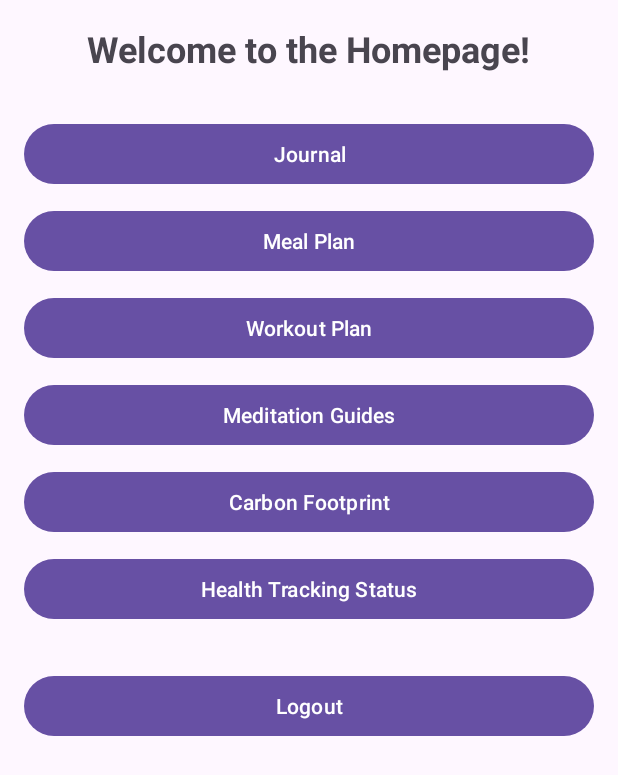
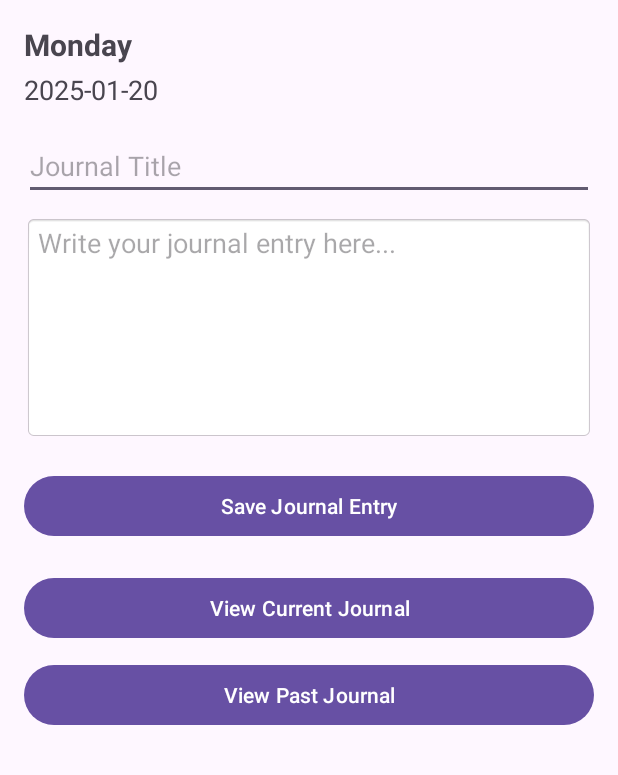
Before and after one commit to amirzach/MindBodyEarthMK3, an Android app: the HomePageActivity screen opened directly, with no data from a screen before it, after a tap on "Journal", on a phone screen of 412 x 824 dp. Shown: the top 775 px of the screen. Run offline under Robolectric (Android 15) with nearby library versions, the phone set to English and light mode, and no system bars; our stand-ins replace Room's generated code.

Commit message:
Added Journal

```diff
--- a/app/src/main/java/com/example/mindbodyearthmk3/database/AppDatabase.java
+++ b/app/src/main/java/com/example/mindbodyearthmk3/database/AppDatabase.java
@@ -6,21 +6,20 @@ import androidx.room.RoomDatabase;
 import android.content.Context;
 
 // Specify the database entities and version
-@Database(entities = {User.class}, version = 1, exportSchema = false)
+@Database(entities = {User.class, Days.class, JournalEntry.class}, version = 3, exportSchema = false)
 public abstract class AppDatabase extends RoomDatabase {
 
-    // Singleton instance of the database
     private static volatile AppDatabase instance;
 
-    // Abstract method to access the DAO
     public abstract UserDao userDao();
+    public abstract DaysDao daysDao();
+    public abstract JournalEntryDao journalEntryDao();
 
-    // Singleton method to get the database instance
     public static synchronized AppDatabase getInstance(Context context) {
         if (instance == null) {
             instance = Room.databaseBuilder(context.getApplicationContext(),
-                            AppDatabase.class, "user_database")
-                    .fallbackToDestructiveMigration() // Automatically recreate the database if migrations are not defined
+                            AppDatabase.class, "app_database")
+                    .fallbackToDestructiveMigration()
                     .build();
         }
         return instance;
--- /dev/null
+++ b/app/src/main/java/com/example/mindbodyearthmk3/database/DaysDao.java
@@ -0,0 +1,19 @@
+package com.example.mindbodyearthmk3.database;
+
+import androidx.room.Dao;
+import androidx.room.Insert;
+import androidx.room.Query;
+import java.util.List;
+
+@Dao
+public interface DaysDao {
+
+    @Insert
+    void insert(Days day);
+
+    @Query("SELECT * FROM days WHERE date = :date LIMIT 1")
+    Days findByDate(String date);
+
+    @Query("SELECT * FROM days")
+    List<Days> getAllDays();
+}
--- /dev/null
+++ b/app/src/main/java/com/example/mindbodyearthmk3/database/JournalEntryDao.java
@@ -0,0 +1,25 @@
+package com.example.mindbodyearthmk3.database;
+
+import androidx.room.Dao;
+import androidx.room.Insert;
+import androidx.room.Query;
+import java.util.List;
+
+@Dao
+public interface JournalEntryDao {
+
+    @Insert
+    void insert(JournalEntry journalEntry);
+
+    @Query("SELECT * FROM journal_entries WHERE dayId = :dayId")
+    List<JournalEntry> findByDayId(int dayId);
+
+    @Query("SELECT * FROM journal_entries WHERE dayId IN (SELECT dayId FROM days WHERE date = :date)")
+    List<JournalEntry> findByDate(String date);
+
+    @Query("SELECT * FROM journal_entries WHERE dayId IN (SELECT dayId FROM days WHERE date < :currentDate)")
+    List<JournalEntry> findPastEntries(String currentDate);
+
+    @Query("SELECT * FROM journal_entries")
+    List<JournalEntry> getAllEntries();
+}
--- a/app/src/main/java/com/example/mindbodyearthmk3/ui/JournalActivity.java
+++ b/app/src/main/java/com/example/mindbodyearthmk3/ui/JournalActivity.java
@@ -1,4 +1,118 @@
 package com.example.mindbodyearthmk3.ui;
 
-public class JournalActivity {
+import android.os.Bundle;
+import android.widget.EditText;
+import android.widget.TextView;
+import android.widget.Toast;
+import androidx.appcompat.app.AppCompatActivity;
+import com.example.mindbodyearthmk3.R;
+import com.example.mindbodyearthmk3.database.AppDatabase;
+import com.example.mindbodyearthmk3.database.Days;
+import com.example.mindbodyearthmk3.database.JournalEntry;
+
+import java.text.SimpleDateFormat;
+import java.util.Date;
+import java.util.List;
+import java.util.Locale;
+import java.util.concurrent.ExecutorService;
+import java.util.concurrent.Executors;
+
+public class JournalActivity extends AppCompatActivity {
+    private final ExecutorService executorService = Executors.newSingleThreadExecutor();
+
+    @Override
+    protected void onCreate(Bundle savedInstanceState) {
+        super.onCreate(savedInstanceState);
+        setContentView(R.layout.activity_journal);
+
+        TextView tvDay = findViewById(R.id.tvDay);
+        TextView tvDate = findViewById(R.id.tvDate);
+        EditText etTitle = findViewById(R.id.etJournalTitle);
+        EditText etContent = findViewById(R.id.etJournalContent);
+
+        // Get the current day and date
+        SimpleDateFormat dayFormat = new SimpleDateFormat("EEEE", Locale.getDefault());
+        SimpleDateFormat dateFormat = new SimpleDateFormat("yyyy-MM-dd", Locale.getDefault());
+        String currentDay = dayFormat.format(new Date());
+        String currentDate = dateFormat.format(new Date());
+
+        tvDay.setText(currentDay);
+        tvDate.setText(currentDate);
+
+        AppDatabase db = AppDatabase.getInstance(this);
+
+        // Save journal entry
+        findViewById(R.id.btnSaveJournal).setOnClickListener(view -> {
+            String title = etTitle.getText().toString().trim();
+            String content = etContent.getText().toString().trim();
+
+            if (title.isEmpty() || content.isEmpty()) {
+                Toast.makeText(this, "Please enter title and content.", Toast.LENGTH_SHORT).show();
+                return;
+            }
+
+            executorService.execute(() -> {
+                try {
+                    Days day = db.daysDao().findByDate(currentDate);
+                    if (day == null) {
+                        day = new Days(currentDay, currentDate);
+                        db.daysDao().insert(day);
+                        day = db.daysDao().findByDate(currentDate); // Fetch again to get the ID
+                    }
+
+                    JournalEntry entry = new JournalEntry(day.getDayId(), title, content);
+                    db.journalEntryDao().insert(entry);
+
+                    runOnUiThread(() -> Toast.makeText(this, "Journal entry saved.", Toast.LENGTH_SHORT).show());
+                } catch (Exception e) {
+                    e.printStackTrace();
+                    runOnUiThread(() -> Toast.makeText(this, "Error saving journal.", Toast.LENGTH_SHORT).show());
+                }
+            });
+        });
+
+        // View current day's journals
+        findViewById(R.id.btnViewCurrentJournal).setOnClickListener(view -> {
+            executorService.execute(() -> {
+                try {
+                    List<JournalEntry> entries = db.journalEntryDao().findByDate(currentDate);
+                    runOnUiThread(() -> {
+                        if (entries != null && !entries.isEmpty()) {
+                            Toast.makeText(this, "Found " + entries.size() + " entries for today.", Toast.LENGTH_SHORT).show();
+                        } else {
+                            Toast.makeText(this, "No entries for today.", Toast.LENGTH_SHORT).show();
+                        }
+                    });
+                } catch (Exception e) {
+                    e.printStackTrace();
+                    runOnUiThread(() -> Toast.makeText(this, "Error fetching today's journals.", Toast.LENGTH_SHORT).show());
+                }
+            });
+        });
+
+        // View past journals
+        findViewById(R.id.btnViewPastJournal).setOnClickListener(view -> {
+            executorService.execute(() -> {
+                try {
+                    List<JournalEntry> pastEntries = db.journalEntryDao().findPastEntries(currentDate);
+                    runOnUiThread(() -> {
+                        if (pastEntries != null && !pastEntries.isEmpty()) {
+                            Toast.makeText(this, "Found " + pastEntries.size() + " past entries.", Toast.LENGTH_SHORT).show();
+                        } else {
+                            Toast.makeText(this, "No past entries found.", Toast.LENGTH_SHORT).show();
+                        }
+                    });
+                } catch (Exception e) {
+                    e.printStackTrace();
+                    runOnUiThread(() -> Toast.makeText(this, "Error fetching past journals.", Toast.LENGTH_SHORT).show());
+                }
+            });
+        });
+    }
+
+    @Override
+    protected void onDestroy() {
+        super.onDestroy();
+        executorService.shutdown(); // Ensure the executor service is properly shut down
+    }
 }
--- /dev/null
+++ b/app/src/main/res/layout/activity_journal.xml
@@ -0,0 +1,65 @@
+<ScrollView xmlns:android="http://schemas.android.com/apk/res/android"
+    android:layout_width="match_parent"
+    android:layout_height="match_parent"
+    android:padding="16dp">
+
+    <LinearLayout
+        android:layout_width="match_parent"
+        android:layout_height="wrap_content"
+        android:orientation="vertical">
+
+        <TextView
+            android:id="@+id/tvDay"
+            android:layout_width="wrap_content"
+            android:layout_height="wrap_content"
+            android:text="Day"
+            android:textSize="20sp"
+            android:textStyle="bold"
+            android:layout_marginBottom="4dp" />
+
+        <TextView
+            android:id="@+id/tvDate"
+            android:layout_width="wrap_content"
+            android:layout_height="wrap_content"
+            android:text="Date"
+            android:textSize="18sp"
+            android:layout_marginBottom="16dp" />
+
+        <EditText
+            android:id="@+id/etJournalTitle"
+            android:layout_width="match_parent"
+            android:layout_height="wrap_content"
+            android:hint="Journal Title"
+            android:layout_marginBottom="10dp" />
+
+        <EditText
+            android:id="@+id/etJournalContent"
+            android:layout_width="match_parent"
+            android:layout_height="150dp"
+            android:hint="Write your journal entry here..."
+            android:gravity="top"
+            android:background="@android:drawable/editbox_background_normal"
+            android:layout_marginBottom="20dp" />
+
+        <Button
+            android:id="@+id/btnSaveJournal"
+            android:layout_width="match_parent"
+            android:layout_height="wrap_content"
+            android:text="Save Journal Entry"
+            android:layout_marginBottom="20dp" />
+
+        <Button
+            android:id="@+id/btnViewCurrentJournal"
+            android:layout_width="match_parent"
+            android:layout_height="wrap_content"
+            android:text="View Current Journal"
+            android:layout_marginBottom="10dp" />
+
+        <Button
+            android:id="@+id/btnViewPastJournal"
+            android:layout_width="match_parent"
+            android:layout_height="wrap_content"
+            android:text="View Past Journal" />
+
+    </LinearLayout>
+</ScrollView>
```
Also changed, not shown: app/src/main/AndroidManifest.xml (+8 -2 lines), app/src/main/java/com/example/mindbodyearthmk3/database/Days.java (added, +45 -0 lines), app/src/main/java/com/example/mindbodyearthmk3/database/JournalEntry.java (added, +64 -0 lines).
